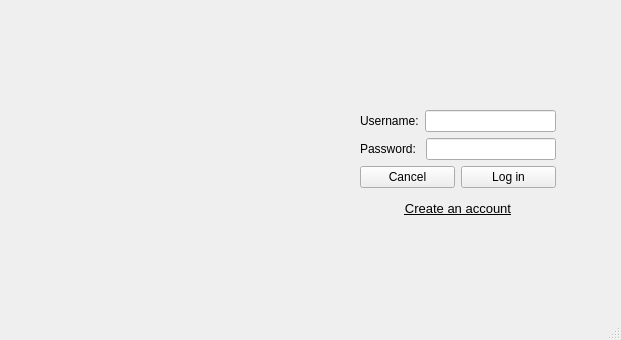
Qt form login.ui (JiheoneyBaek/clinical_health_record_app_project) before a commit.
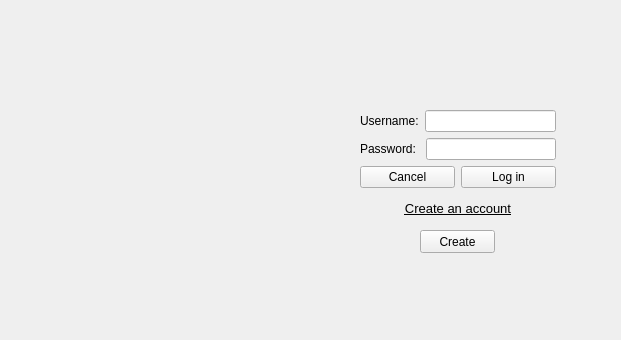
The same form after that commit. Icons and pictures are not drawn.

```diff
--- a/login.ui
+++ b/login.ui
@@ -142,8 +142,20 @@
      <set>Qt::AlignCenter</set>
     </property>
    </widget>
+   <widget class="QPushButton" name="btnSignup">
+    <property name="geometry">
+     <rect>
+      <x>420</x>
+      <y>230</y>
+      <width>75</width>
+      <height>23</height>
+     </rect>
+    </property>
+    <property name="text">
+     <string>Create</string>
+    </property>
+   </widget>
   </widget>
-  <widget class="QStatusBar" name="statusbar"/>
  </widget>
  <tabstops>
   <tabstop>txtUser</tabstop>
```
Left out of the diff: 2 changed lines with no effect on the pictures.
